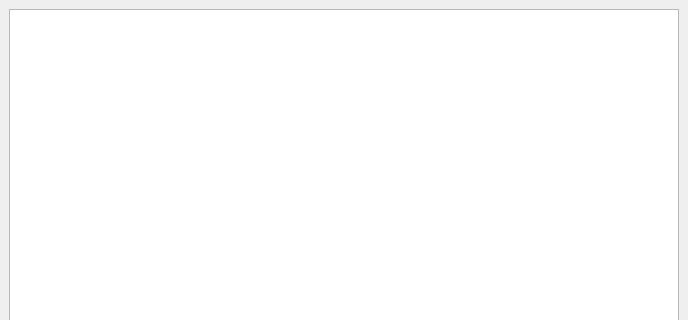
The window that src/ohm_cortex/src/viz/ui/main_window.ui (JuicyJay/ohm_blue_bars) describes before a commit, drawn with Qt 5; both pictures show x 0 to 688 and y 0 to 320 of the 688 by 600 pixel window.
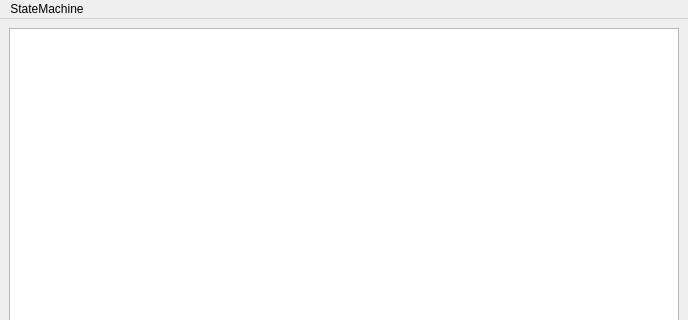
The same window after the commit.

Commit message: -- first stable implementation of state machine with visualization

```diff
--- a/src/ohm_cortex/src/viz/ui/main_window.ui
+++ b/src/ohm_cortex/src/viz/ui/main_window.ui
@@ -29,6 +29,13 @@
      <height>25</height>
     </rect>
    </property>
+   <widget class="QMenu" name="menuStateMachine">
+    <property name="title">
+     <string>StateMachine</string>
+    </property>
+    <addaction name="actionUpdate"/>
+   </widget>
+   <addaction name="menuStateMachine"/>
   </widget>
   <widget class="QStatusBar" name="statusbar"/>
  </widget>
```
Left out of the diff: 5 changed lines with no effect on the pictures. The commit also changes 24 other files.
